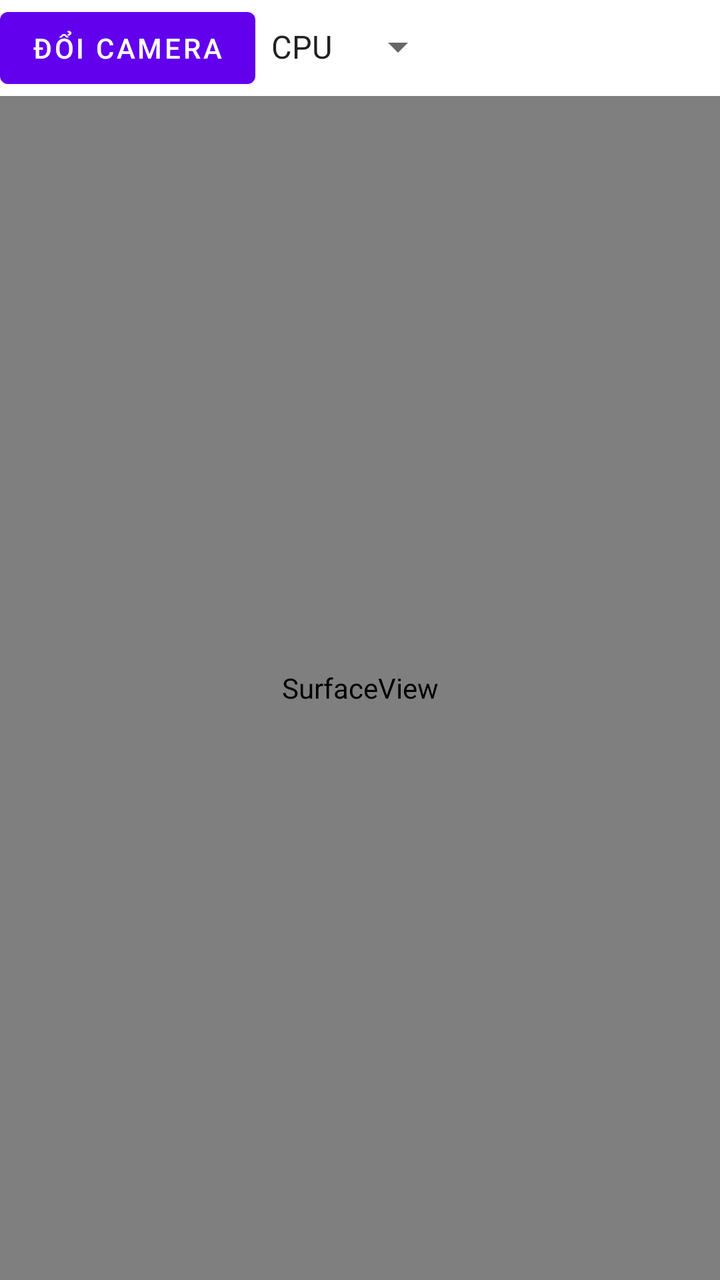
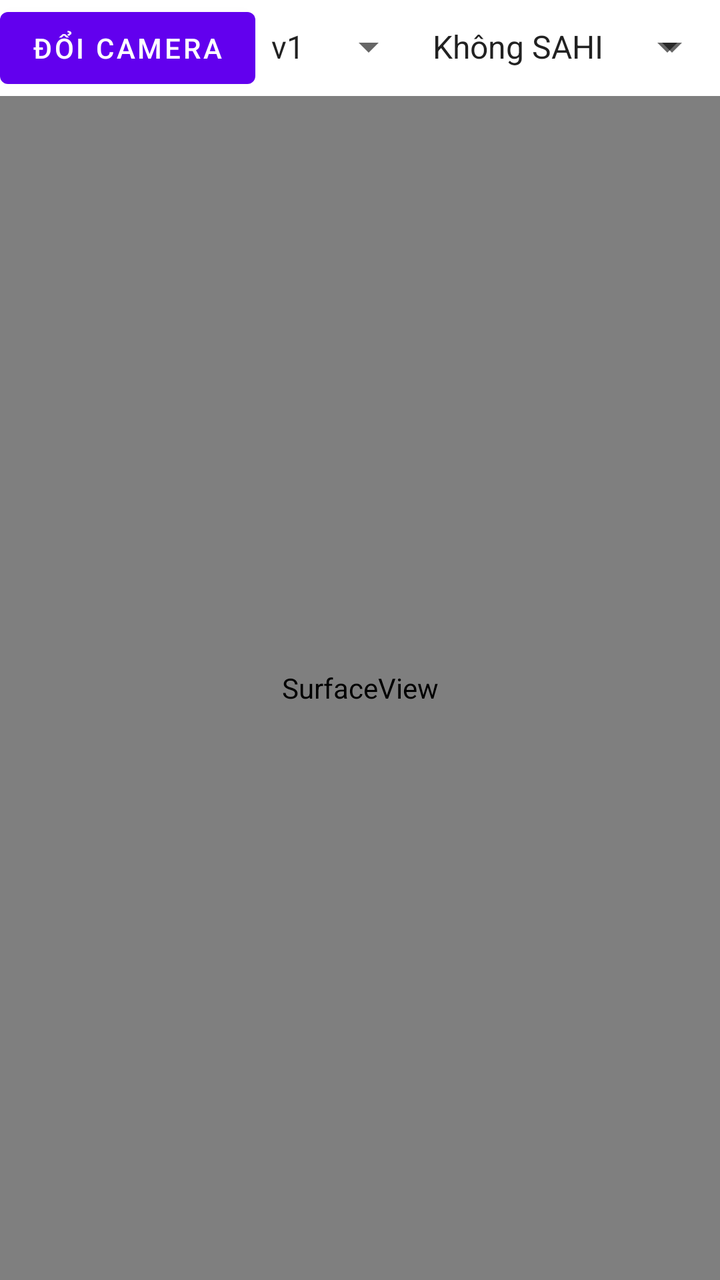

The first picture is an Android layout as it rendered before a commit; the second is the same layout after the commit. The layout source and the unified diff follow.
<!-- AndroidManifest.xml: fallback theme Theme.MaterialComponents.DayNight.NoActionBar -->
<!-- res/layout/main.xml -->
<?xml version="1.0" encoding="utf-8"?>
<LinearLayout xmlns:android="http://schemas.android.com/apk/res/android"
              android:orientation="vertical"
              android:layout_width="fill_parent"
              android:layout_height="fill_parent"
              android:fitsSystemWindows="true">

    <LinearLayout
        android:orientation="horizontal"
        android:layout_width="fill_parent"
        android:layout_height="wrap_content">

    <Button
        android:id="@+id/buttonSwitchCamera"
        android:layout_width="wrap_content"
        android:layout_height="wrap_content"
        android:text="Đổi camera" />

    <Spinner
        android:id="@+id/spinnerCPUGPU"
        android:layout_width="wrap_content"
        android:layout_height="wrap_content"
        android:drawSelectorOnTop="true"
        android:entries="@array/cpugpu_array" />

    </LinearLayout>

    <SurfaceView
        android:id="@+id/cameraview"
        android:layout_width="fill_parent"
        android:layout_height="fill_parent" />

</LinearLayout>
<!-- resources referenced by this layout -->
<resources>
  <string-array name="cpugpu_array">
          <item>CPU</item>
          <item>GPU</item>
      </string-array>
</resources>

<!-- the commit's change to res/layout/main.xml (unified diff, before → after) -->
@@ -17,6 +17,20 @@
         android:text="Đổi camera" />
 
     <Spinner
+        android:id="@+id/spinnerModel"
+        android:layout_width="wrap_content"
+        android:layout_height="wrap_content"
+        android:drawSelectorOnTop="true"
+        android:entries="@array/modelver_array" />
+
+    <Spinner
+        android:id="@+id/spinnerSAHI"
+        android:layout_width="wrap_content"
+        android:layout_height="wrap_content"
+        android:drawSelectorOnTop="true"
+        android:entries="@array/sahi_array" />
+
+    <Spinner
         android:id="@+id/spinnerCPUGPU"
         android:layout_width="wrap_content"
         android:layout_height="wrap_content"
<!-- resource entries referenced after the edit -->
@@ -4,5 +4,15 @@
           <item>CPU</item>
           <item>GPU</item>
       </string-array>
+  <string-array name="modelver_array">
+          <item>v1</item>
+          <item>v2</item>
+          <item>v3</item>
+          <item>v4</item>
+      </string-array>
+  <string-array name="sahi_array">
+          <item>Không SAHI</item>
+          <item>Bật SAHI</item>
+      </string-array>
 </resources>
 
